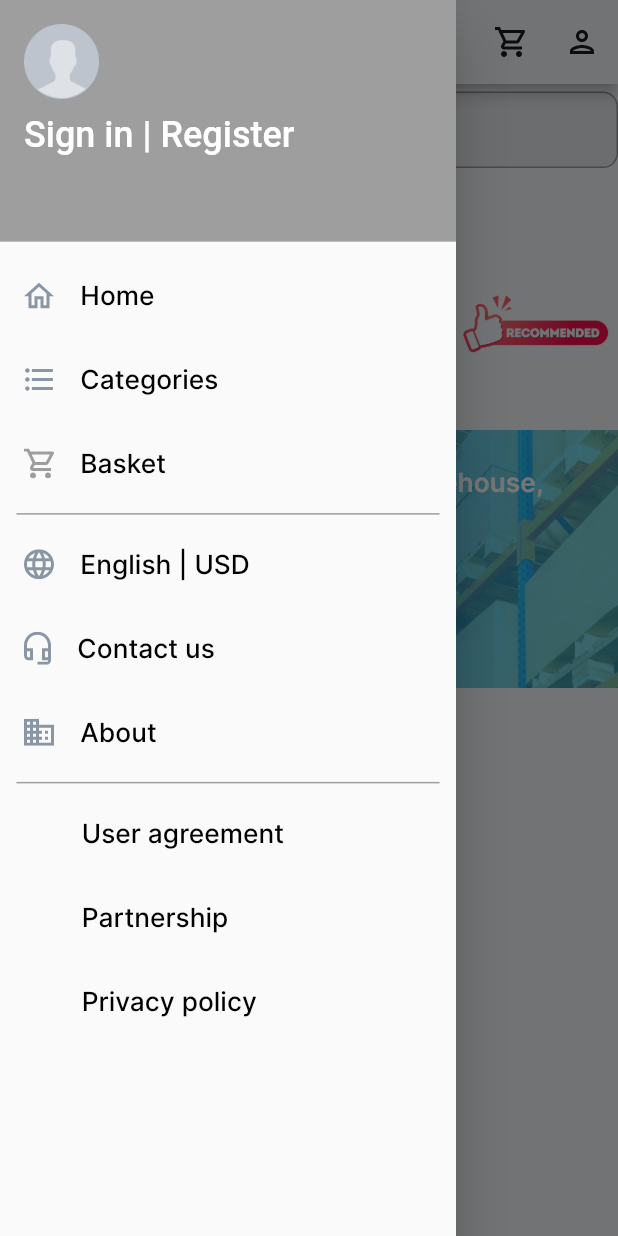
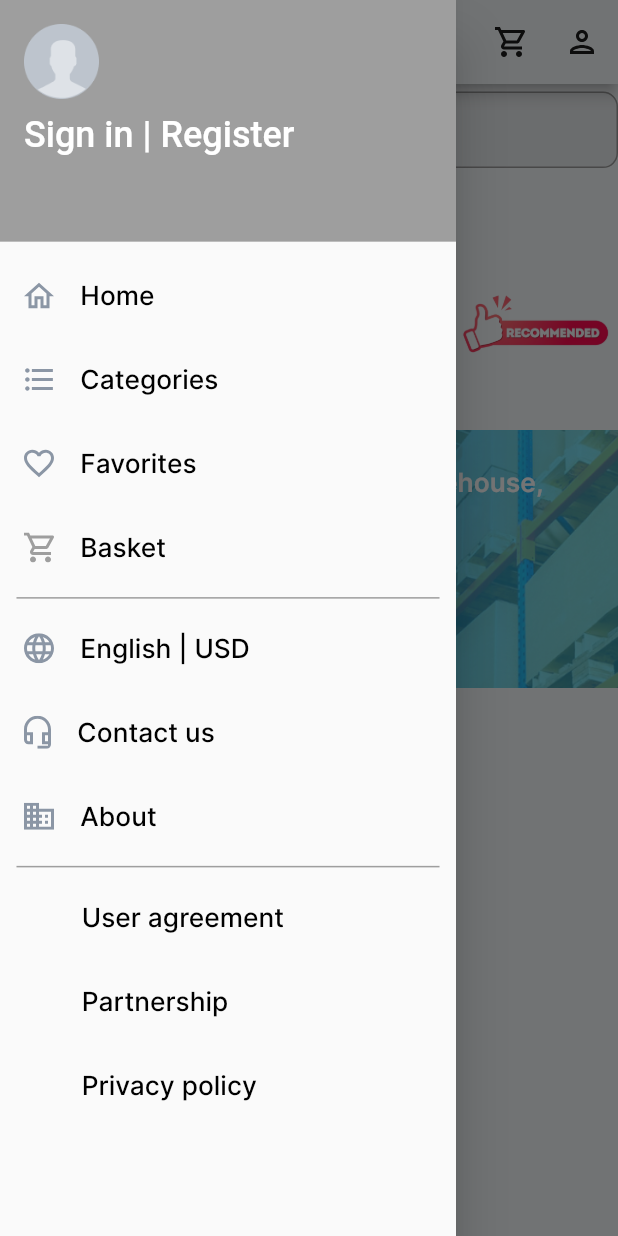
Before and after one commit to ulugbek187/hidjab_user, a Flutter app: the HomeScreen screen opened directly, with the side drawer open, on a phone screen of 412 x 824 dp. Run offline on Flutter 3.47's test engine with Material 3 defaults, Android fonts, the phone set to English and light mode, and no system bars; our stand-ins replace cached_network_image, cloud_firestore, equatable, firebase_auth, firebase_core, firebase_messaging and 10 more; accounts and stored records are empty; network calls fail; statements that could not run were skipped.

Commit message:
аваdg

```diff
--- a/lib/screens/global_screen/widgets/my_drawer.dart
+++ b/lib/screens/global_screen/widgets/my_drawer.dart
@@ -80,23 +80,25 @@ class MyDrawer extends StatelessWidget {
               );
             },
           ),
-          // ListTile(
-          //   title: Row(
-          //     children: [
-          //       SvgPicture.asset(AppIcons.favourite),
-          //       SizedBox(
-          //         width: 16.w,
-          //       ),
-          //       Text(
-          //         "Favorites",
-          //         style: AppTextStyle.width500.copyWith(
-          //           color: Colors.black,
-          //         ),
-          //       ),
-          //     ],
-          //   ),
-          //   onTap: () {},
-          // ),
+          ListTile(
+            title: Row(
+              children: [
+                SvgPicture.asset(AppIcons.favourite),
+                SizedBox(
+                  width: 16.w,
+                ),
+                Text(
+                  "Favorites",
+                  style: AppTextStyle.width500.copyWith(
+                    color: Colors.black,
+                  ),
+                ),
+              ],
+            ),
+            onTap: () {
+              Navigator.pushNamed(context, RouteNames.favourite);
+            },
+          ),
           ListTile(
             title: Row(
               children: [
--- a/lib/screens/routes.dart
+++ b/lib/screens/routes.dart
@@ -3,6 +3,7 @@ import 'package:hidjab_user/screens/auth/login/login_screen.dart';
 import 'package:hidjab_user/screens/auth/register/register_screen.dart';
 import 'package:hidjab_user/screens/category_screen/category_screen.dart';
 import 'package:hidjab_user/screens/contact_us/contact_us_screen.dart';
+import 'package:hidjab_user/screens/favourite/favourite.dart';
 import 'package:hidjab_user/screens/profile_screen/profile_screen.dart';
 import 'package:hidjab_user/screens/splash_screen/splash_screen.dart';
 
@@ -42,6 +43,10 @@ class AppRoutes {
       case RouteNames.basketScreen:
         return navigate(
           const BasketScreen(),
+        );
+      case RouteNames.favourite:
+        return navigate(
+          const FavouriteScreen( ),
         );
       case RouteNames.profile:
         return navigate(
@@ -92,4 +97,5 @@ class RouteNames {
   static const String signup = "/signup";
   static const String login = "/login";
   static const String profile = "/profile_screen";
+  static const String favourite = "/favourite_screen";
 }
```
Also changed, not shown: lib/data/repo/favourite_repo.dart (+23 -0 lines), lib/screens/detail_screen/detail_screen.dart (+12 -0 lines), lib/screens/favourite/favourite.dart (added, +26 -0 lines).
